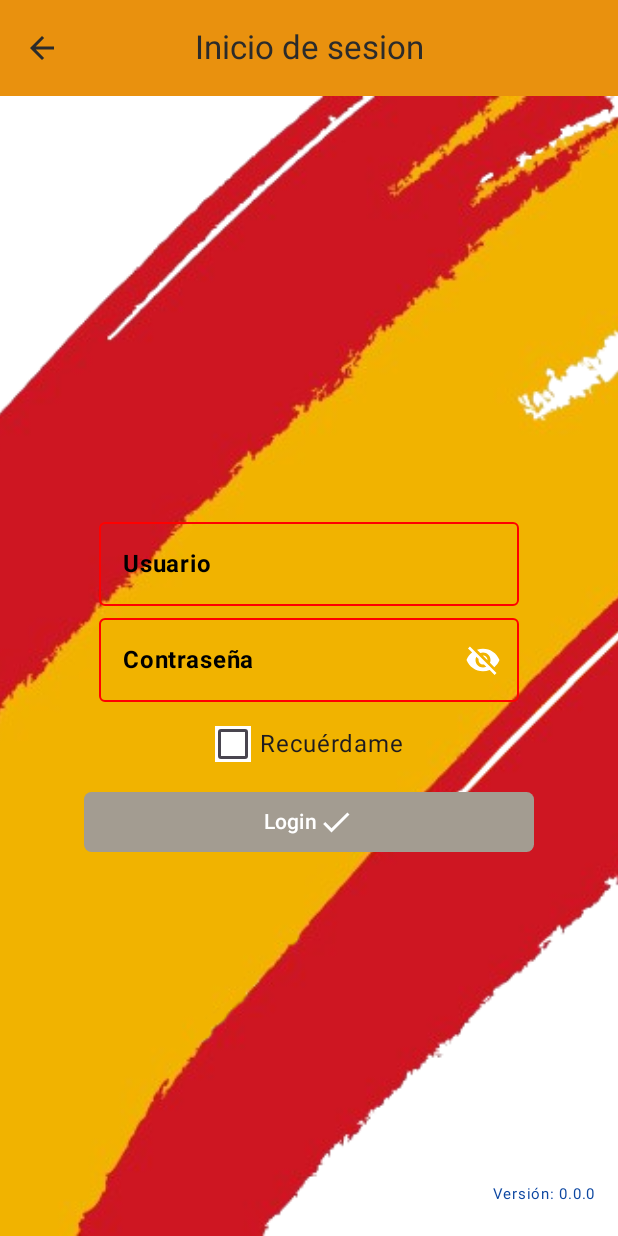
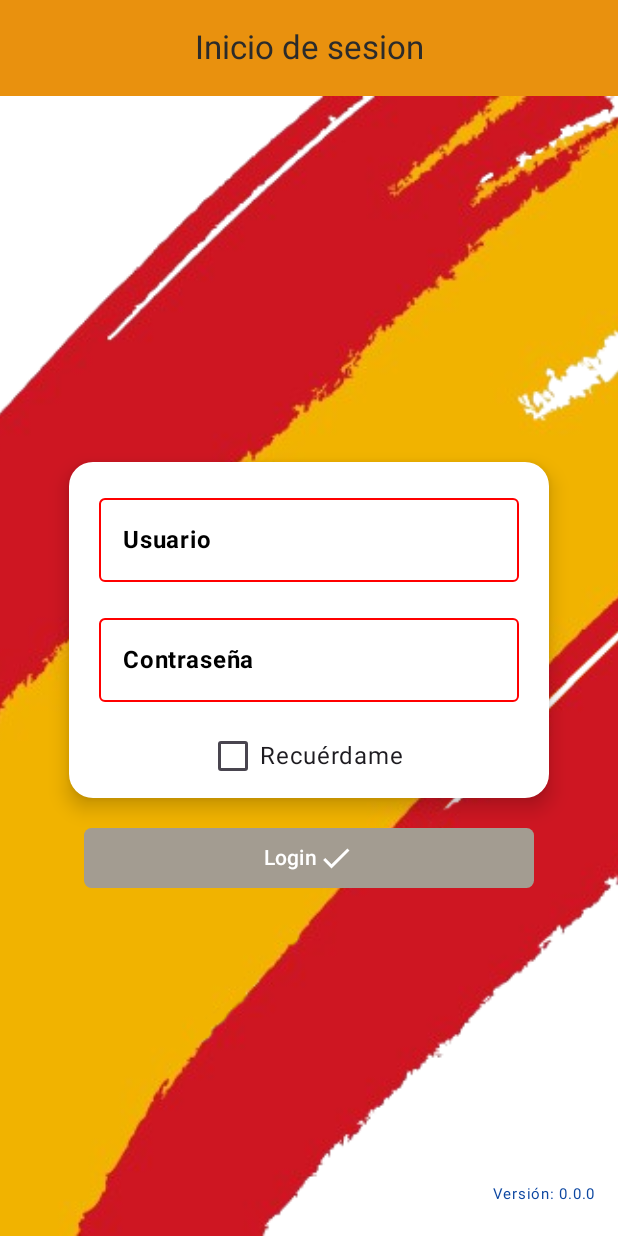
Before and after one commit to SergioTry/ProteccionCivil, an Android app built with Jetpack Compose: the screen it shows after launch (MainActivity), on a phone screen of 412 x 824 dp. Run offline under Robolectric (Android 15) with nearby library versions, the light colour scheme and no system bars; our stand-ins replace window size class; libraries missing offline, so code that uses them is left out: coil.decode, com.jakewharton.retrofit2, com.spr.jetpack_loading, org.jose4j.jwt; pictures from the network do not load; 1 statement that could not run was skipped.

Commit message:
Pedro Arreglo de navegación y control de boton back en loginScreen.

```diff
--- a/app/build.gradle.kts
+++ b/app/build.gradle.kts
@@ -91,6 +91,8 @@ dependencies {
     // Librería de iconos de carga
     implementation("com.github.MahboubehSeyedpour:jetpack-loading:1.1.0")
 
+    //implementation("com.wang.avi:library:2.1.3")
+
     testImplementation(libs.junit)
     androidTestImplementation(libs.androidx.junit)
     androidTestImplementation(libs.androidx.espresso.core)
--- a/app/src/main/java/com/dam/proteccioncivil/data/AppContainer.kt
+++ b/app/src/main/java/com/dam/proteccioncivil/data/AppContainer.kt
@@ -44,8 +44,8 @@ interface AppContainer {
 class DefaultAppContainer(
     private val context: Context
 ) : AppContainer {
-    private val baseUrl = "http://192.168.0.93:49999/api/v1/"
-    //private val baseUrl = "http://192.168.68.50:49999/api/v1/"
+    //private val baseUrl = "http://192.168.0.93:49999/api/v1/"
+    private val baseUrl = "http://192.168.68.50:49999/api/v1/"
 
     private val retrofit: Retrofit = Retrofit.Builder()
         .addConverterFactory(Json.asConverterFactory("application/json".toMediaType()))
--- a/app/src/main/java/com/dam/proteccioncivil/ui/main/MainComposables.kt
+++ b/app/src/main/java/com/dam/proteccioncivil/ui/main/MainComposables.kt
@@ -38,7 +38,6 @@ import androidx.compose.runtime.saveable.rememberSaveable
 import androidx.compose.runtime.setValue
 import androidx.compose.ui.Alignment
 import androidx.compose.ui.Modifier
-import androidx.compose.ui.graphics.Color
 import androidx.compose.ui.graphics.painter.Painter
 import androidx.compose.ui.graphics.vector.ImageVector
 import androidx.compose.ui.platform.LocalContext
@@ -53,7 +52,6 @@ import coil.request.ImageRequest
 import com.dam.proteccioncivil.R
 import com.dam.proteccioncivil.data.model.Token
 import com.dam.proteccioncivil.ui.screens.calendario.CalendarioVM
-import com.dam.proteccioncivil.ui.theme.AppColors
 
 
 @OptIn(ExperimentalMaterial3Api::class)
@@ -86,15 +84,18 @@ fun MainTopAppBar(
         modifier = modifier,
         navigationIcon = {
             if (canNavigateBack) {
+                if (!Token.username.isNullOrBlank()) {
                     IconButton(
                         onClick =
                         navigateUp
                     ) {
                         Icon(
                             imageVector = Icons.AutoMirrored.Filled.ArrowBack,
+
                             contentDescription = null,
                             tint = MaterialTheme.colorScheme.tertiary
                         )
+                    }
                 }
             } else {
                 IconButton(
--- a/app/src/main/java/com/dam/proteccioncivil/ui/screens/login/LoginScreen.kt
+++ b/app/src/main/java/com/dam/proteccioncivil/ui/screens/login/LoginScreen.kt
@@ -1,8 +1,10 @@
 package com.dam.proteccioncivil.ui.screens.login
 
+import androidx.activity.compose.BackHandler
 import androidx.compose.foundation.Image
 import androidx.compose.foundation.background
 import androidx.compose.foundation.clickable
+import androidx.compose.foundation.isSystemInDarkTheme
 import androidx.compose.foundation.layout.Arrangement
 import androidx.compose.foundation.layout.Box
 import androidx.compose.foundation.layout.Column
@@ -10,9 +12,9 @@ import androidx.compose.foundation.layout.Row
 import androidx.compose.foundation.layout.Spacer
 import androidx.compose.foundation.layout.fillMaxSize
 import androidx.compose.foundation.layout.fillMaxWidth
-import androidx.compose.foundation.layout.height
 import androidx.compose.foundation.layout.padding
 import androidx.compose.foundation.layout.size
+import androidx.compose.foundation.layout.width
 import androidx.compose.foundation.shape.RoundedCornerShape
 import androidx.compose.foundation.text.KeyboardActions
 import androidx.compose.foundation.text.KeyboardOptions
@@ -22,6 +24,8 @@ import androidx.compose.material.icons.filled.Visibility
 import androidx.compose.material.icons.filled.VisibilityOff
 import androidx.compose.material3.Button
 import androidx.compose.material3.ButtonColors
+import androidx.compose.material3.Card
+import androidx.compose.material3.CardDefaults
 import androidx.compose.material3.Checkbox
 import androidx.compose.material3.Icon
 import androidx.compose.material3.IconButton
@@ -52,7 +56,7 @@ import androidx.compose.ui.unit.dp
 import androidx.compose.ui.unit.sp
 import androidx.compose.ui.zIndex
 import com.dam.proteccioncivil.R
-import com.dam.proteccioncivil.ui.main.KeystoreHelper
+import com.dam.proteccioncivil.data.model.Token
 import com.dam.proteccioncivil.ui.main.MainVM
 import com.dam.proteccioncivil.ui.theme.AppColors
 import com.spr.jetpack_loading.components.indicators.BallClipRotateMultipleIndicator
@@ -94,6 +98,12 @@ fun LoginScreen(
         }
     }
 
+    if (Token.username.isNullOrBlank()) {
+        BackHandler(enabled = true, onBack = {
+            mainVM.setShowDlgSalir(true)
+        })
+    }
+
     Box(
         modifier = modifier
             .fillMaxSize()
@@ -124,7 +134,15 @@ fun LoginScreen(
             modifier = modifier.fillMaxSize(),
             verticalArrangement = Arrangement.Center
         ) {
-            Spacer(modifier = modifier.height(24.dp))
+            Card(
+                modifier = Modifier
+                    .padding(16.dp)
+                    .width(320.dp)
+                    .align(Alignment.CenterHorizontally),
+                shape = RoundedCornerShape(16.dp),
+                colors = CardDefaults.cardColors(containerColor = if (!isSystemInDarkTheme()) MaterialTheme.colorScheme.background else AppColors.GreyDisabled),
+                elevation = CardDefaults.cardElevation(defaultElevation = 8.dp)
+            ) {
                 OutlinedTextField(
                     colors = OutlinedTextFieldDefaults.colors(
                         focusedBorderColor = Color.Blue,
@@ -132,11 +150,7 @@ fun LoginScreen(
                         unfocusedLabelColor = Color.Black,
                         unfocusedBorderColor = Color.Black,
                         errorBorderColor = AppColors.errorCarmesi,
-                    errorLabelColor = Color.Black,
-                    unfocusedContainerColor = Color.Green,
-                    focusedContainerColor = Color.Green,
-                    focusedTextColor = Color.Blue,
-                    unfocusedTextColor = Color.Blue
+                        errorLabelColor = Color.Black
                     ),
                     keyboardOptions = KeyboardOptions(imeAction = ImeAction.Next),
                     keyboardActions = KeyboardActions(
@@ -151,11 +165,17 @@ fun LoginScreen(
                     enabled = !loading,
                     singleLine = true,
                     value = uiLoginState.username,
-                onValueChange = { loginVM.setUsername(it) },
+                    onValueChange = {
+                        if (it.length <= 10) {
+                            loginVM.setUsername(it)
+                        }
+                    },
                     isError = uiLoginState.username == "",
                     modifier = modifier
                         .align(Alignment.CenterHorizontally)
-                    //.background(Color.Transparent)
+                        .background(Color.Transparent)
+                        .padding(16.dp, 16.dp, 16.dp, 8.dp)
+                        .width(280.dp),
                 )
                 OutlinedTextField(colors = OutlinedTextFieldDefaults.colors(
                     focusedBorderColor = Color.Blue,
@@ -167,7 +187,9 @@ fun LoginScreen(
                 ),
                     modifier = modifier
                         .align(Alignment.CenterHorizontally)
-                    .background(Color.Transparent),
+                        .background(Color.Transparent)
+                        .padding(16.dp, 8.dp, 16.dp, 16.dp)
+                        .width(280.dp),
                     value = uiLoginState.password,
                     onValueChange = { loginVM.setPassword(it) },
                     keyboardOptions = KeyboardOptions(
@@ -208,7 +230,7 @@ fun LoginScreen(
                         .clickable(
                             onClick = { if (!loading) isChecked = !isChecked }
                         )
-                    .padding(16.dp)
+                        .padding(16.dp, 8.dp, 16.dp, 16.dp)
                         .align(Alignment.CenterHorizontally),
                 ) {
                     Checkbox(
@@ -219,6 +241,7 @@ fun LoginScreen(
                     )
                     Spacer(modifier.size(6.dp))
                     Text("Recuérdame")
+                }
             }
             Button(
                 onClick = {
--- a/app/src/main/java/com/dam/proteccioncivil/ui/screens/login/LoginVM.kt
+++ b/app/src/main/java/com/dam/proteccioncivil/ui/screens/login/LoginVM.kt
@@ -16,10 +16,8 @@ import com.dam.proteccioncivil.data.repository.LoginRepository
 import com.dam.proteccioncivil.ui.main.MainVM
 import com.google.gson.JsonParser
 import kotlinx.coroutines.TimeoutCancellationException
-import kotlinx.coroutines.delay
 import kotlinx.coroutines.launch
 import kotlinx.coroutines.withTimeout
-import kotlinx.coroutines.withTimeoutOrNull
 import retrofit2.HttpException
 import java.io.IOException
 
@@ -137,14 +135,14 @@ class LoginVM(
     fun setUsername(username: String) {
         uiLoginState = uiLoginState.copy(
             username = username,
-            datosObligatorios = (uiLoginState.password.isNotBlank() && uiLoginState.password.isNotEmpty())
+            datosObligatorios = (uiLoginState.password.isNotBlank() && uiLoginState.password.isNotEmpty() && username.isNotBlank() && username.isNotEmpty())
         )
     }
 
     fun setPassword(password: String) {
         uiLoginState = uiLoginState.copy(
             password = password,
-            datosObligatorios = (uiLoginState.username.isNotBlank() && uiLoginState.username.isNotEmpty())
+            datosObligatorios = (uiLoginState.username.isNotBlank() && uiLoginState.username.isNotEmpty() && password.isNotBlank() && password.isNotEmpty())
         )
     }
 
--- a/app/src/main/res/xml/network_security_config.xml
+++ b/app/src/main/res/xml/network_security_config.xml
@@ -2,5 +2,6 @@
 <network-security-config>
     <domain-config cleartextTrafficPermitted="true">
         <domain includeSubdomains="true">192.168.0.93</domain>
+        <domain includeSubdomains="true">192.168.68.50</domain>
     </domain-config>
 </network-security-config>
```
Also changed, not shown: app/src/main/java/com/dam/proteccioncivil/data/model/Common.kt (+13 -0 lines), app/src/main/java/com/dam/proteccioncivil/ui/main/MainApp.kt (+32 -8 lines), app/src/main/java/com/dam/proteccioncivil/ui/screens/preventivos/PreventivosBus.kt (+70 -51 lines). Lines whose indentation alone changed are shown as unchanged.
